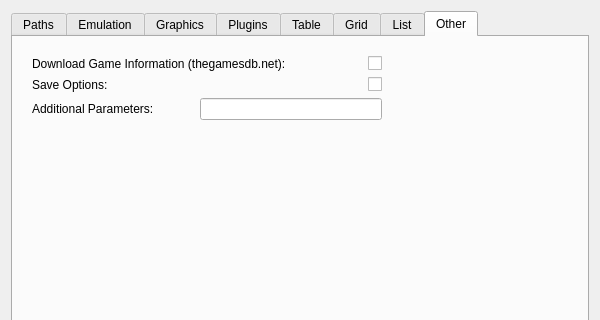
Above: src/settingsdialog.ui from dh4/mupen64plus-qt before the change; both pictures show x 0 to 600 and y 0 to 320 of the 600 by 550 pixel window. Below: the same form after it.
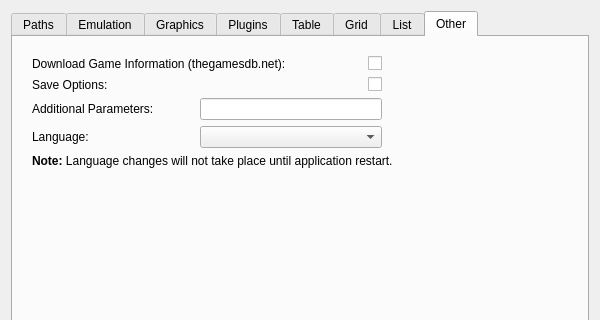
That is the form after the change. The open tabs and pages were chosen to show the change.

Commit message: Modify application to allow for translations and add French

```diff
--- a/src/settingsdialog.ui
+++ b/src/settingsdialog.ui
@@ -1152,6 +1152,16 @@
            </property>
           </widget>
          </item>
+         <item row="3" column="0">
+          <widget class="QLabel" name="languageLabel">
+           <property name="text">
+            <string>Language:</string>
+           </property>
+          </widget>
+         </item>
+         <item row="3" column="1" colspan="2">
+          <widget class="QComboBox" name="languageBox"/>
+         </item>
          <item row="2" column="1" colspan="2">
           <widget class="QLineEdit" name="parametersLine">
            <property name="toolTip">
@@ -1161,7 +1171,7 @@
          </item>
         </layout>
        </item>
-       <item row="1" column="0">
+       <item row="2" column="0">
         <spacer name="otherVSpacer">
          <property name="orientation">
           <enum>Qt::Vertical</enum>
@@ -1187,6 +1197,16 @@
          </property>
         </spacer>
        </item>
+       <item row="1" column="0" colspan="2">
+        <widget class="QLabel" name="languageInfoLabel">
+         <property name="text">
+          <string>&lt;b&gt;Note:&lt;/b&gt; Language changes will not take place until application restart.</string>
+         </property>
+         <property name="indent">
+          <number>10</number>
+         </property>
+        </widget>
+       </item>
       </layout>
      </widget>
     </widget>
```
The commit also changes 15 other files.
